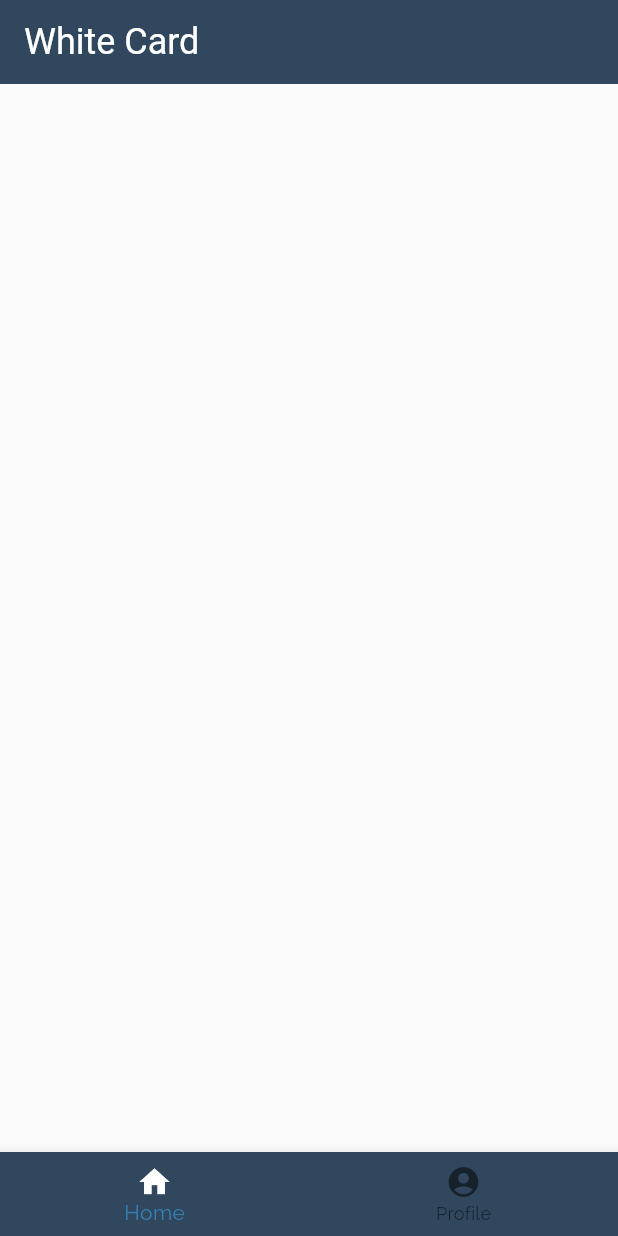
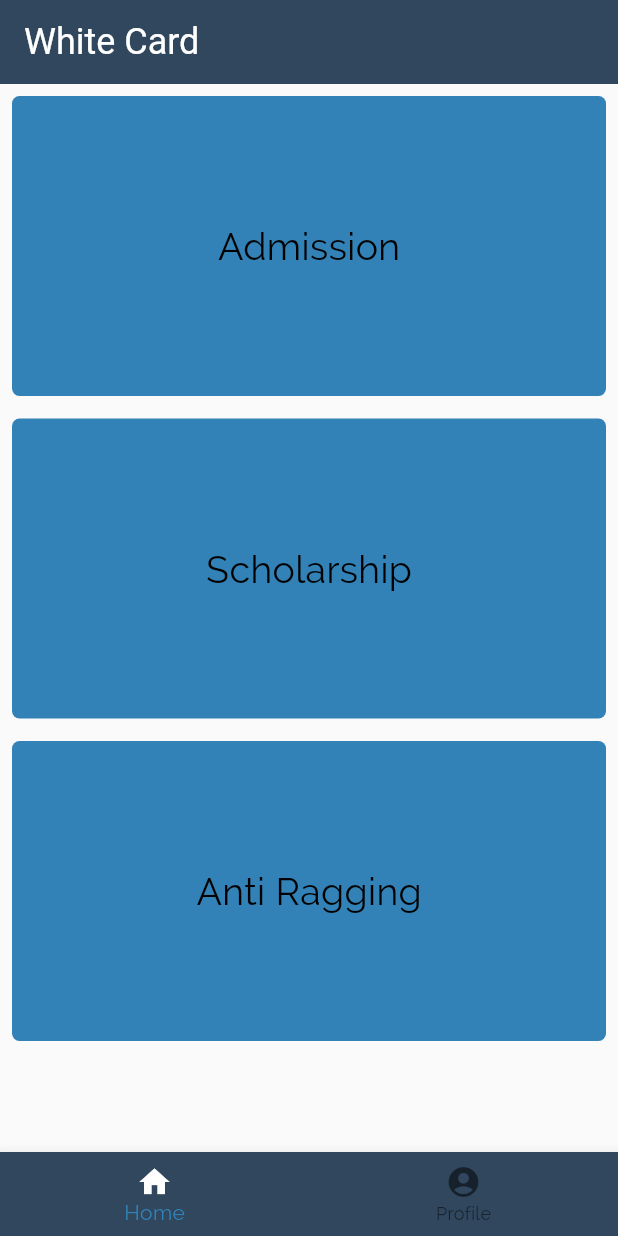
Before and after one commit to hafeezarfi/white_card, a Flutter app: the Dashboard screen opened directly, on a phone screen of 412 x 824 dp. Run offline on Flutter 3.47's test engine with Material 2 defaults, Android fonts, the phone set to English and light mode, and no system bars; our stand-ins replace bloc, email_validator, equatable, firebase_auth, firebase_core, flutter_bloc and 2 more; accounts and stored records are empty; network calls fail; project files that could hold a hidden picture were left out.

```diff
--- a/lib/ui/dashboard/dashboard.dart
+++ b/lib/ui/dashboard/dashboard.dart
@@ -64,9 +64,58 @@ class _DashboardState extends State<Dashboard> {
                 ),
               ),
             )
-          : Container(
+          : Padding(
+              padding: const EdgeInsets.all(8.0),
+              child: Column(
+                mainAxisAlignment: MainAxisAlignment.start,
+                children: [
+                  GestureDetector(
+                    onTap: (){
 
-      ),
+                    },
+                    child: Container(
+                        height: 200,
+                        decoration: const BoxDecoration(
+                            color:  Color(0xff3282B8),
+                            borderRadius: BorderRadius.all(Radius.circular(5))),
+                        child: const Center(
+                          child: Text(
+                            'Admission',
+                            style: TextStyle(fontSize: 25),
+                          ),
+                        )),
+                  ),
+                  const SizedBox(
+                    height: 15,
+                  ),
+                  Container(
+                      height: 200,
+                      decoration: const BoxDecoration(
+                          color:  Color(0xff3282B8),
+                          borderRadius: BorderRadius.all(Radius.circular(5))),
+                      child: const Center(
+                        child: Text(
+                          'Scholarship',
+                          style: TextStyle(fontSize: 25),
+                        ),
+                      )),
+                  const SizedBox(
+                    height: 15,
+                  ),
+                  Container(
+                      height: 200,
+                      decoration: const BoxDecoration(
+                          color:  Color(0xff3282B8),
+                          borderRadius: BorderRadius.all(Radius.circular(5))),
+                      child: const Center(
+                        child: Text(
+                          'Anti Ragging',
+                          style: TextStyle(fontSize: 25),
+                        ),
+                      )),
+                ],
+              ),
+            ),
       bottomNavigationBar: BottomNavigationBar(
         currentIndex: _selectedIndex,
         onTap: _onTapItem,
```
Also changed, not shown: lib/data/repositories/auth_repository.dart (added, +59 -0 lines), lib/ui/login/login_page.dart (added, +161 -0 lines), lib/ui/login/register_page.dart (added, +134 -0 lines), lib/firebase_options.dart (added), 2 other files.
